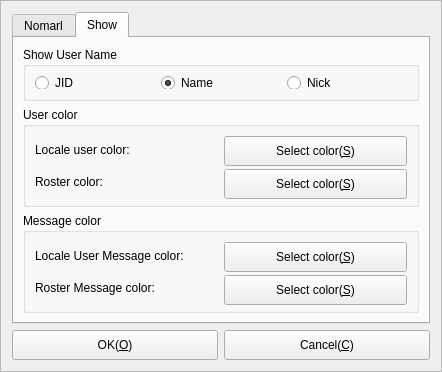
The window that Widgets/FrmOptions/FrmOptions.ui (KangLin/RabbitIm) describes before a commit, drawn with Qt 5.
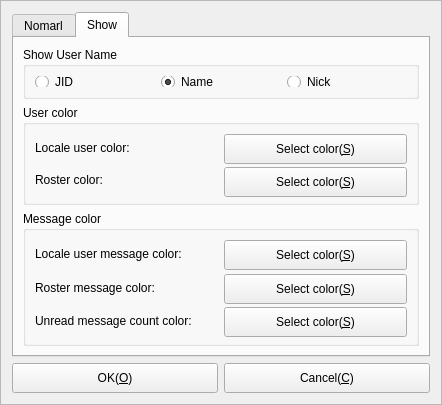
The same window after the commit. Icons and pictures are not drawn.

What changed in the file:
```diff
--- a/Widgets/FrmOptions/FrmOptions.ui
+++ b/Widgets/FrmOptions/FrmOptions.ui
@@ -7,7 +7,7 @@
     <x>0</x>
     <y>0</y>
     <width>442</width>
-    <height>372</height>
+    <height>405</height>
    </rect>
   </property>
   <property name="windowTitle">
@@ -356,6 +356,12 @@
             </item>
             <item>
              <widget class="QPushButton" name="pbLocalUserColor">
+              <property name="sizePolicy">
+               <sizepolicy hsizetype="Preferred" vsizetype="Preferred">
+                <horstretch>0</horstretch>
+                <verstretch>0</verstretch>
+               </sizepolicy>
+              </property>
               <property name="minimumSize">
                <size>
                 <width>0</width>
@@ -380,6 +386,12 @@
             </item>
             <item>
              <widget class="QPushButton" name="pbRosterColor">
+              <property name="sizePolicy">
+               <sizepolicy hsizetype="Preferred" vsizetype="Preferred">
+                <horstretch>0</horstretch>
+                <verstretch>0</verstretch>
+               </sizepolicy>
+              </property>
               <property name="minimumSize">
                <size>
                 <width>0</width>
@@ -425,12 +437,18 @@
             <item>
              <widget class="QLabel" name="lbLocalUserMessageColor">
               <property name="text">
-               <string>Locale User Message color:</string>
+               <string>Locale user message color:</string>
               </property>
              </widget>
             </item>
             <item>
              <widget class="QPushButton" name="pbLocalUserMessageColor">
+              <property name="sizePolicy">
+               <sizepolicy hsizetype="Preferred" vsizetype="Preferred">
+                <horstretch>0</horstretch>
+                <verstretch>0</verstretch>
+               </sizepolicy>
+              </property>
               <property name="minimumSize">
                <size>
                 <width>0</width>
@@ -449,12 +467,48 @@
             <item>
              <widget class="QLabel" name="lbRosterMessageColor">
               <property name="text">
-               <string>Roster Message color:</string>
+               <string>Roster message color:</string>
               </property>
              </widget>
             </item>
             <item>
              <widget class="QPushButton" name="pbRosterMessageColor">
+              <property name="sizePolicy">
+               <sizepolicy hsizetype="Preferred" vsizetype="Preferred">
+                <horstretch>0</horstretch>
+                <verstretch>0</verstretch>
+               </sizepolicy>
+              </property>
+              <property name="minimumSize">
+               <size>
+                <width>0</width>
+                <height>30</height>
+               </size>
+              </property>
+              <property name="text">
+               <string>Select color(&amp;S)</string>
+              </property>
+             </widget>
+            </item>
+           </layout>
+          </item>
+          <item row="2" column="0">
+           <layout class="QHBoxLayout" name="horizontalLayout_11">
+            <item>
+             <widget class="QLabel" name="lbUnreadMessageCountColor">
+              <property name="text">
+               <string>Unread message count color:</string>
+              </property>
+             </widget>
+            </item>
+            <item>
+             <widget class="QPushButton" name="pbUnreadMessageCountColor">
+              <property name="sizePolicy">
+               <sizepolicy hsizetype="Preferred" vsizetype="Preferred">
+                <horstretch>0</horstretch>
+                <verstretch>0</verstretch>
+               </sizepolicy>
+              </property>
               <property name="minimumSize">
                <size>
                 <width>0</width>
```
